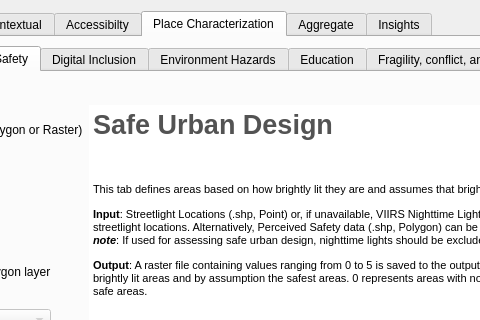
The window that gender_indicator_tool/gender_indicator_tool_dialog_base.ui (worldbank/GEEST) describes before a commit, drawn with Qt 5; both pictures show x 152 to 632 and y 0 to 320 of the 900 by 775 pixel window.
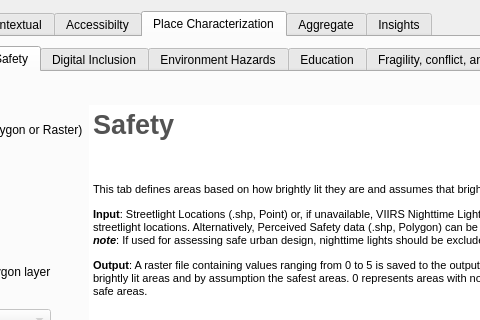
The same window after the commit. The open tabs and pages were chosen to show the change. Custom widgets are drawn as their Qt base class.

Commit message: Modifies UI text, updates .zip

```diff
--- a/gender_indicator_tool/gender_indicator_tool_dialog_base.ui
+++ b/gender_indicator_tool/gender_indicator_tool_dialog_base.ui
@@ -2359,7 +2359,7 @@
 &lt;html&gt;&lt;head&gt;&lt;meta name=&quot;qrichtext&quot; content=&quot;1&quot; /&gt;&lt;style type=&quot;text/css&quot;&gt;
 p, li { white-space: pre-wrap; }
 &lt;/style&gt;&lt;/head&gt;&lt;body style=&quot; font-family:'MS Shell Dlg 2'; font-size:8.25pt; font-weight:400; font-style:normal;&quot;&gt;
-&lt;p style=&quot; margin-top:0px; margin-bottom:0px; margin-left:0px; margin-right:0px; -qt-block-indent:0; text-indent:0px;&quot;&gt;&lt;span style=&quot; font-size:20pt; font-weight:600; color:#535353;&quot;&gt;Safe Urban Design&lt;/span&gt;&lt;/p&gt;
+&lt;p style=&quot; margin-top:0px; margin-bottom:0px; margin-left:0px; margin-right:0px; -qt-block-indent:0; text-indent:0px;&quot;&gt;&lt;span style=&quot; font-size:20pt; font-weight:600; color:#535353;&quot;&gt;Safety&lt;/span&gt;&lt;/p&gt;
 &lt;p align=&quot;justify&quot; style=&quot;-qt-paragraph-type:empty; margin-top:0px; margin-bottom:0px; margin-left:0px; margin-right:0px; -qt-block-indent:0; text-indent:0px; font-size:20pt; font-weight:600; color:#535353;&quot;&gt;&lt;br /&gt;&lt;/p&gt;
 &lt;p style=&quot; margin-top:12px; margin-bottom:12px; margin-left:0px; margin-right:0px; -qt-block-indent:0; text-indent:0px;&quot;&gt;&lt;span style=&quot; font-size:8pt;&quot;&gt;This tab defines areas based on how brightly lit they are and assumes that brightly lit areas are safer than areas with no lights.&lt;/span&gt;&lt;/p&gt;
 &lt;p style=&quot; margin-top:12px; margin-bottom:12px; margin-left:0px; margin-right:0px; -qt-block-indent:0; text-indent:0px;&quot;&gt;&lt;span style=&quot; font-size:8pt; font-weight:600;&quot;&gt;Input&lt;/span&gt;&lt;span style=&quot; font-size:8pt;&quot;&gt;: Streetlight Locations (.shp, Point) or, if unavailable, VIIRS Nighttime Lights dataset (.tif) may be used as proxy data for streetlight locations. Alternatively, Perceived Safety data (.shp, Polygon) can be used if other data is unavailable. (&lt;/span&gt;&lt;span style=&quot; font-size:8pt; font-weight:600; font-style:italic;&quot;&gt;Important note&lt;/span&gt;&lt;span style=&quot; font-size:8pt;&quot;&gt;: If used for assessing safe urban design, nighttime lights should be excluded from the calculation of Electrical access.)&lt;/span&gt;&lt;/p&gt;
```
Left out of the diff: 4 changed lines with no effect on the pictures. The commit also changes 1 other file.
